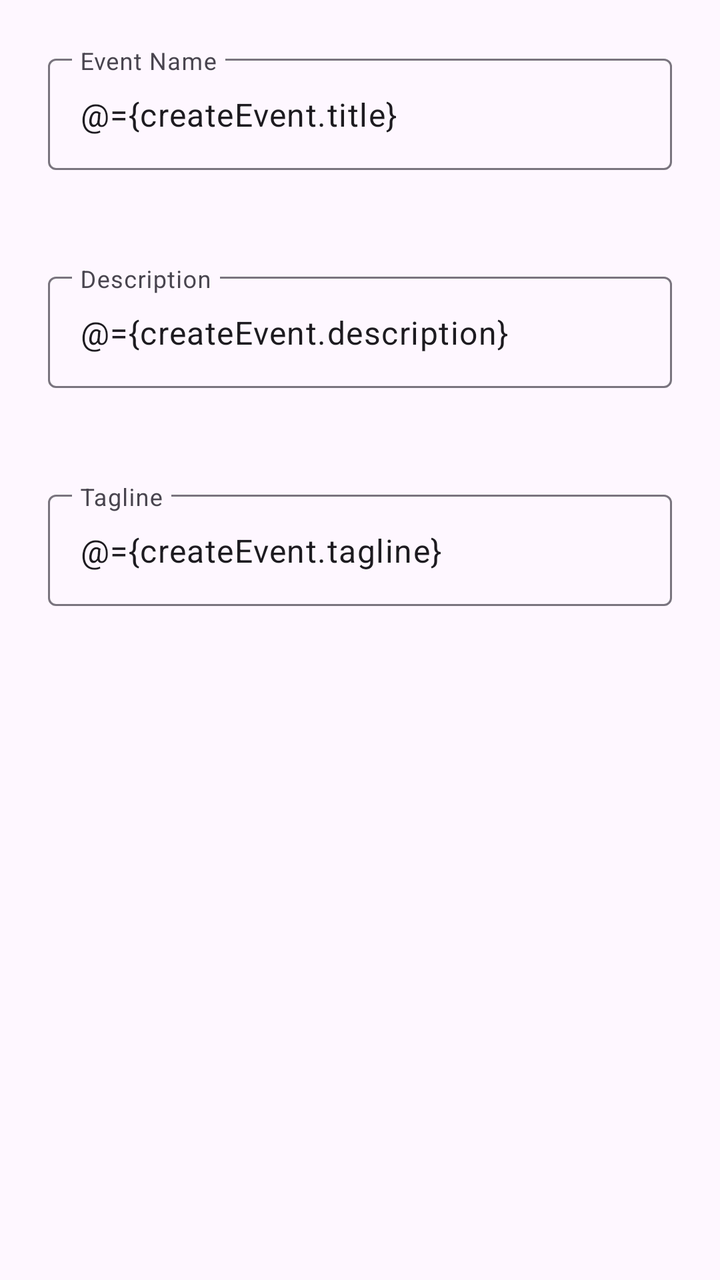
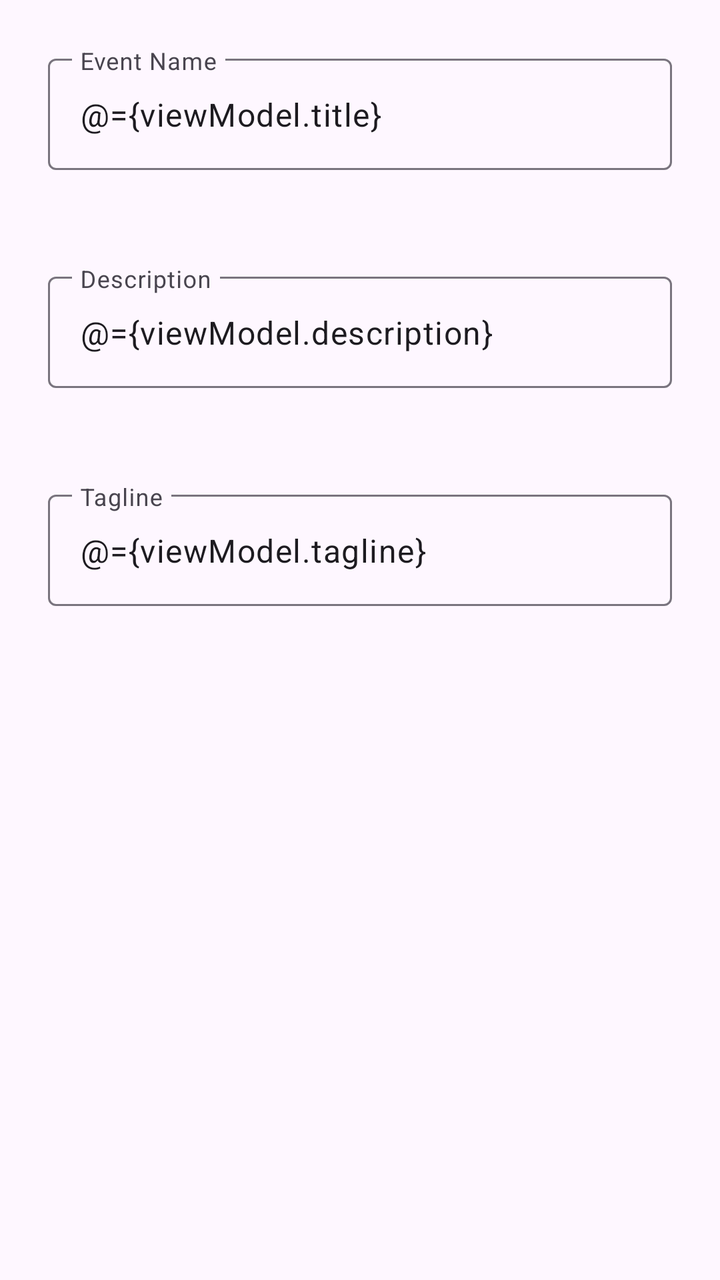

Two renders of the same Android screen: before a commit and after it. Below are the layout's source before the change and the commit's diff.
<!-- AndroidManifest.xml: application theme Base.Theme.Radar -->
<!-- res/layout/view_input_event_general.xml -->
<?xml version="1.0" encoding="utf-8"?>
<layout
    xmlns:android="http://schemas.android.com/apk/res/android"
    xmlns:app="http://schemas.android.com/apk/res-auto"
    >
    <data>
        <variable name="createEvent" type="com.rocket.radar.eventmanagement.CreateEventModel"/>
    </data>
    <androidx.constraintlayout.widget.ConstraintLayout
        android:layout_width="match_parent"
        android:layout_height="match_parent">

        <LinearLayout
            android:layout_width="match_parent"
            android:layout_height="match_parent"
            android:orientation="vertical"
            >
            <com.google.android.material.textfield.TextInputLayout
                android:layout_width="match_parent"
                android:layout_height="wrap_content"
                android:hint="Event Name"
                android:padding="24dp"
                >
                <com.google.android.material.textfield.TextInputEditText
                    style="@style/Widget.Material3.TextInputEditText.OutlinedBox"
                    android:layout_width="match_parent"
                    android:layout_height="wrap_content"
                    android:text="@={createEvent.title}"
                     />
            </com.google.android.material.textfield.TextInputLayout>

            <com.google.android.material.textfield.TextInputLayout
                android:layout_width="match_parent"
                android:layout_height="wrap_content"
                android:hint="Description"
                android:padding="24dp"
                >
                <com.google.android.material.textfield.TextInputEditText
                    style="@style/Widget.Material3.TextInputEditText.OutlinedBox"
                    android:layout_width="match_parent"
                    android:layout_height="wrap_content"
                    android:text="@={createEvent.description}"
                    />
            </com.google.android.material.textfield.TextInputLayout>


            <com.google.android.material.textfield.TextInputLayout
                android:layout_width="match_parent"
                android:layout_height="wrap_content"
                android:hint="Tagline"
                android:padding="24dp"
                >
                <com.google.android.material.textfield.TextInputEditText
                    style="@style/Widget.Material3.TextInputEditText.OutlinedBox"
                    android:id="@+id/createEventGeneralTagline"
                    android:layout_width="match_parent"
                    android:layout_height="wrap_content"
                    android:text="@={createEvent.tagline}"
                    />
            </com.google.android.material.textfield.TextInputLayout>

            <include
                layout="@layout/category_chip_group"
                android:id="@+id/createEventGeneralChipGroup"
                android:layout_width="match_parent"
                android:layout_height="wrap_content"
                android:layout_margin="24dp"
                />
        </LinearLayout>
    </androidx.constraintlayout.widget.ConstraintLayout>
</layout>
<!-- res/layout/category_chip_group.xml (included above) -->
<?xml version="1.0" encoding="utf-8"?>
<com.google.android.material.chip.ChipGroup
    xmlns:android="http://schemas.android.com/apk/res/android"
    xmlns:app="http://schemas.android.com/apk/res-auto"
    android:layout_width="match_parent"
    android:layout_height="wrap_content"
    app:singleSelection="false"
    app:singleLine="false"
/>
<!-- resources referenced by this layout -->
<resources>
  <style name="Base.Theme.Radar" parent="Theme.Material3.DayNight.NoActionBar">
          
          
      </style>
</resources>

<!-- the commit's change to res/layout/view_input_event_general.xml (unified diff, before → after) -->
@@ -4,7 +4,7 @@
     xmlns:app="http://schemas.android.com/apk/res-auto"
     >
     <data>
-        <variable name="createEvent" type="com.rocket.radar.eventmanagement.CreateEventModel"/>
+        <variable name="viewModel" type="com.rocket.radar.eventmanagement.EventGeneralViewModel"/>
     </data>
     <androidx.constraintlayout.widget.ConstraintLayout
         android:layout_width="match_parent"
@@ -25,7 +25,7 @@
                     style="@style/Widget.Material3.TextInputEditText.OutlinedBox"
                     android:layout_width="match_parent"
                     android:layout_height="wrap_content"
-                    android:text="@={createEvent.title}"
+                    android:text="@={viewModel.title}"
                      />
             </com.google.android.material.textfield.TextInputLayout>
 
@@ -39,7 +39,7 @@
                     style="@style/Widget.Material3.TextInputEditText.OutlinedBox"
                     android:layout_width="match_parent"
                     android:layout_height="wrap_content"
-                    android:text="@={createEvent.description}"
+                    android:text="@={viewModel.description}"
                     />
             </com.google.android.material.textfield.TextInputLayout>
 
@@ -55,7 +55,7 @@
                     android:id="@+id/createEventGeneralTagline"
                     android:layout_width="match_parent"
                     android:layout_height="wrap_content"
-                    android:text="@={createEvent.tagline}"
+                    android:text="@={viewModel.tagline}"
                     />
             </com.google.android.material.textfield.TextInputLayout>
 
